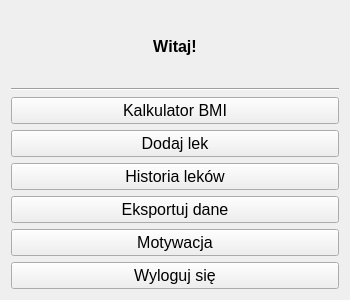
The window that dialogs/ui/main_window.ui (fr0uzUUU/HealthAppQt) describes before a commit, drawn with Qt 5.
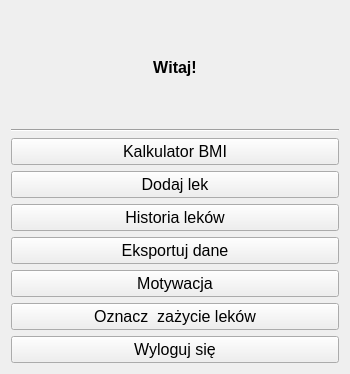
The same window after the commit.

```diff
--- a/dialogs/ui/main_window.ui
+++ b/dialogs/ui/main_window.ui
@@ -7,7 +7,7 @@
     <x>0</x>
     <y>0</y>
     <width>350</width>
-    <height>300</height>
+    <height>374</height>
    </rect>
   </property>
   <property name="windowTitle">
@@ -107,6 +107,19 @@
      </property>
     </widget>
    </item>
+   <item>
+    <widget class="QPushButton" name="markAsTakenButton">
+     <property name="font">
+      <font>
+       <family>Yu Gothic UI</family>
+       <pointsize>12</pointsize>
+      </font>
+     </property>
+     <property name="text">
+      <string>Oznacz  zażycie leków</string>
+     </property>
+    </widget>
+   </item>
    <item>
     <widget class="QPushButton" name="logoutButton">
      <property name="font">
```
